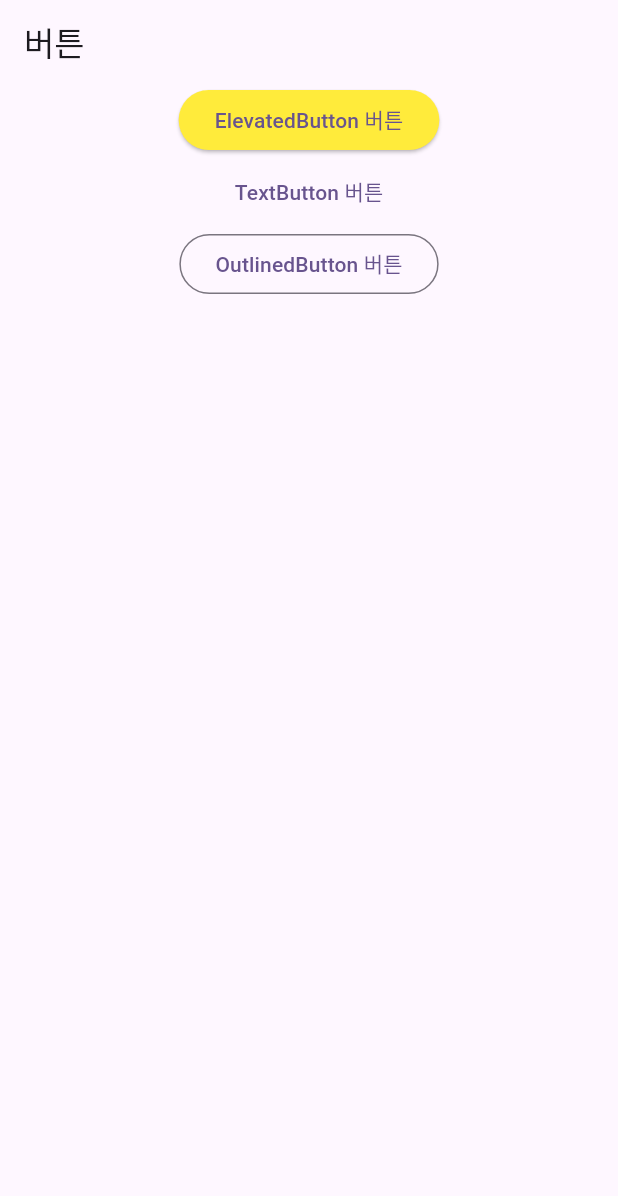
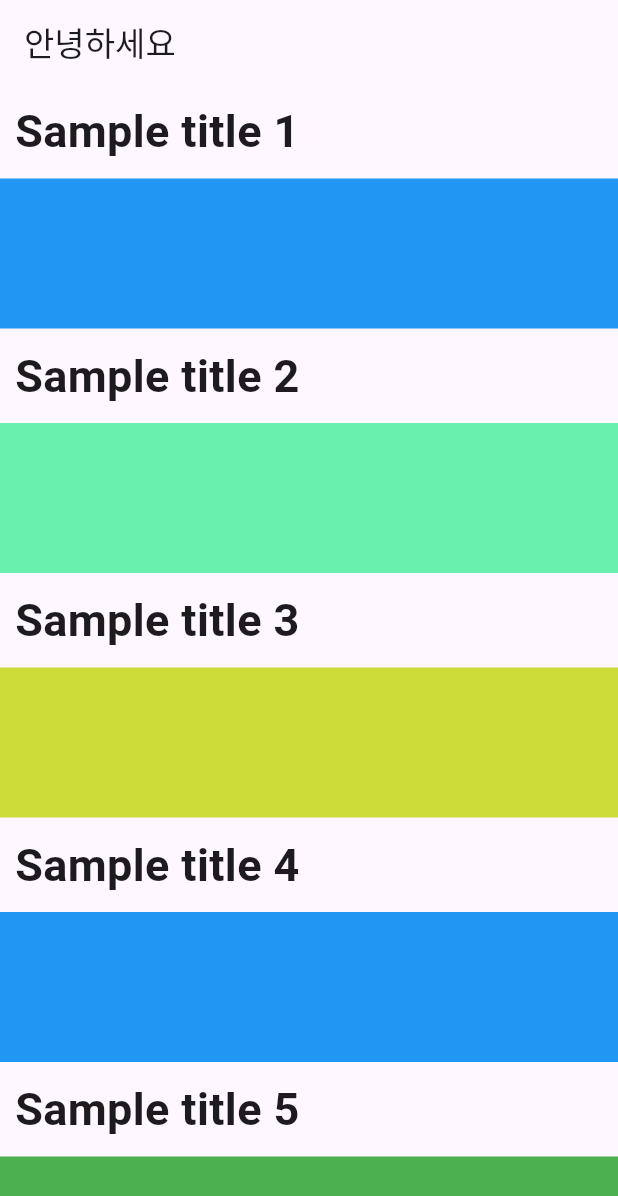
Before and after one commit to coconut0088/flutter_24729, a Flutter app: the screen it shows after launch, on a phone screen of 412 x 824 dp. Shown: the top 1196 px of the screen. Run offline on Flutter 3.47's test engine with Material 3 defaults, Android fonts, the phone set to English and light mode, and no system bars.

```diff
--- /dev/null
+++ b/lib/Ristview.dart
@@ -0,0 +1,86 @@
+import 'package:flutter/material.dart';
+
+
+class MyHomePage extends StatefulWidget {
+  const MyHomePage({super.key});
+
+  @override
+  State<MyHomePage> createState() => _MyHomePageState();
+}
+
+class _MyHomePageState extends State<MyHomePage> {
+
+  final postList = [
+    {
+      "title" : "Sample title 1" ,
+      "color" : Colors.blue
+    },
+    {
+      "title" : "Sample title 2" ,
+      "color" : Colors.greenAccent
+    },
+    {
+      "title" : "Sample title 3" ,
+      "color" : Colors.lime
+    },
+    {
+      "title" : "Sample title 4" ,
+      "color" : Colors.blue
+    },
+    {
+      "title" : "Sample title 5" ,
+      "color" : Colors.green
+    },
+    {
+      "title" : "Sample title 6" ,
+      "color" : Colors.yellow
+    },
+    {
+      "title" : "Sample title 7" ,
+      "color" : Colors.red
+    },
+  ];
+
+  @override
+  Widget build(BuildContext context) {
+    return Scaffold(
+        appBar: AppBar(
+          title: const Text("안녕하세요"),
+        ),
+        body: ListView.builder(
+            itemCount: postList.length,
+            itemBuilder: (BuildContext con, int index)  {
+              return postContainer(
+                  title: postList[index]["title"] as String,
+                  colorData: postList[index]["color"] as Color
+              );
+            }
+        )
+    );
+  }
+
+
+  Widget postContainer({String title = '', Color colorData = Colors.red}) {
+    return Column(
+      crossAxisAlignment: CrossAxisAlignment.start,
+      children: [
+        Container(
+          padding: const EdgeInsets.all(10),
+          child: Text(
+            title,
+            style: const TextStyle(
+                fontSize: 30,
+                fontWeight: FontWeight.bold
+            ),
+          ),
+        ),
+
+        Container(
+          width: MediaQuery.of(context).size.width,
+          height: 100,
+          color: colorData,
+        )
+      ],
+    );
+  }
+}
--- a/lib/main.dart
+++ b/lib/main.dart
@@ -1,5 +1,5 @@
 import 'package:flutter/material.dart';
-import 'button.dart';
+import 'Ristview.dart';
 
 
 void main() {
--- /dev/null
+++ b/lib/navigater.dart
@@ -0,0 +1,34 @@
+import 'package:flutter/material.dart';
+import 'package:flutter_app/second_view.dart';
+
+class MyHomePage extends StatefulWidget {
+  const MyHomePage({super.key});
+
+  @override
+  State<MyHomePage> createState() => _MyHomePageState();
+}
+
+class _MyHomePageState extends State<MyHomePage> {
+  @override
+  Widget build(BuildContext context) {
+    return Scaffold(
+      appBar: AppBar(
+        title: Text("네비게이터 화면"),
+      ),
+      body: Center(
+        child: GestureDetector(
+          onTap: () => Navigator.push(
+              context, MaterialPageRoute(
+                    builder: (_) => SecondView()
+                )
+          ),
+          child: Container(
+            padding: EdgeInsets.all(15),
+            color: Colors.blue,
+            child: Text("Get Started"),
+          ),
+        ),
+      ),
+    );
+  }
+}
```
Also changed, not shown: lib/second_view.dart (added, +30 -0 lines).
